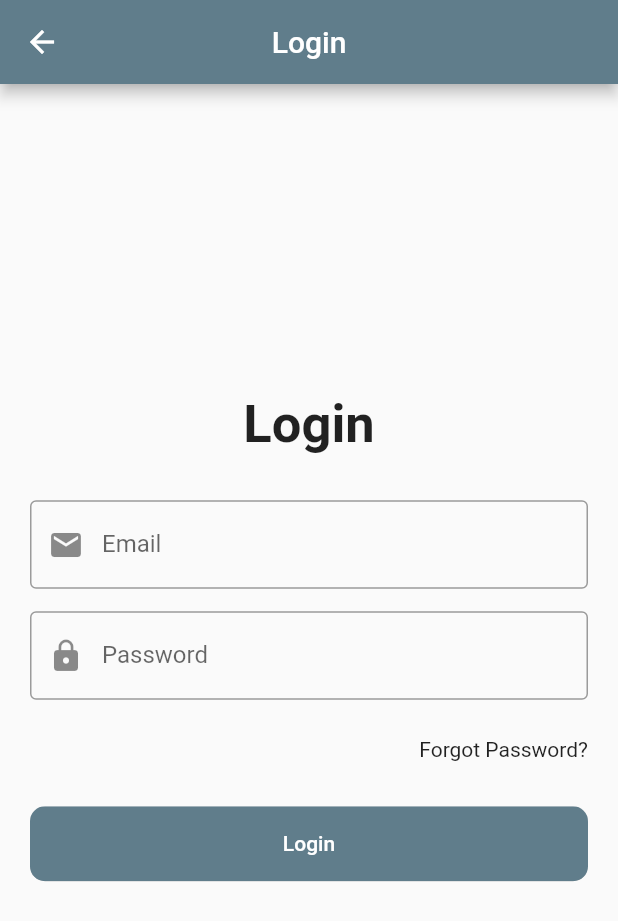
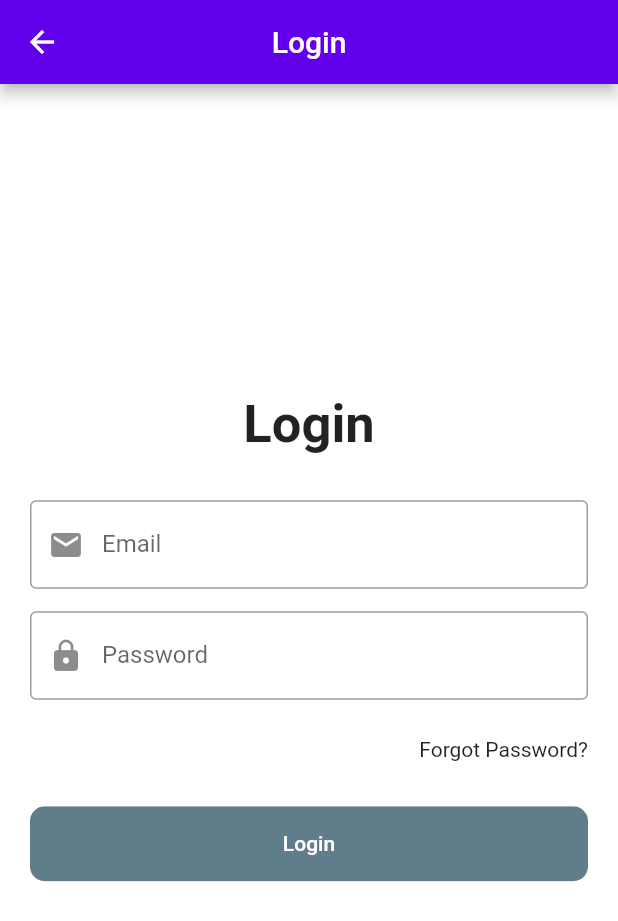
Before and after one commit to Usaid-Dev/blogapp, a Flutter app: the screen it shows after launch, after a tap on "Login", on a phone screen of 412 x 824 dp. Shown: the top 921 px of the screen. Run offline on Flutter 3.47's test engine with Material 2 defaults, Android fonts, the light colour scheme and no system bars; drawn by our look-alikes of modal_progress_hud_nsn; our stand-ins replace firebase_auth, firebase_core, firebase_database, firebase_storage, fluttertoast, image_picker; accounts and stored records are empty.

Commit message:
Added light/dark theme & show user email on blog

```diff
--- a/lib/main.dart
+++ b/lib/main.dart
@@ -1,3 +1,4 @@
+import 'package:blogapp/provider/theme_provider.dart';
 import 'package:blogapp/screens/splash_screen.dart';
 import 'package:firebase_core/firebase_core.dart';
 import 'package:flutter/material.dart';
@@ -14,10 +15,10 @@ class MyApp extends StatelessWidget {
   @override
   Widget build(BuildContext context) {
     return MaterialApp(
+      themeMode: ThemeMode.system,
+      theme: MyThemes.lightTheme,
+      darkTheme: MyThemes.darkTheme,
       debugShowCheckedModeBanner: false,
-      theme: ThemeData(
-        primarySwatch: Colors.blueGrey,
-      ),
       home: const SplashScreen(),
     );
   }
--- /dev/null
+++ b/lib/provider/theme_provider.dart
@@ -0,0 +1,11 @@
+import 'package:flutter/material.dart';
+
+class MyThemes {
+  static final darkTheme = ThemeData(
+      scaffoldBackgroundColor: Colors.black12,
+      colorScheme: const ColorScheme.dark());
+
+  static final lightTheme = ThemeData(
+      scaffoldBackgroundColor: Colors.white,
+      colorScheme: const ColorScheme.light());
+}
```
Also changed, not shown: lib/screens/home_screen.dart (+12 -2 lines).
